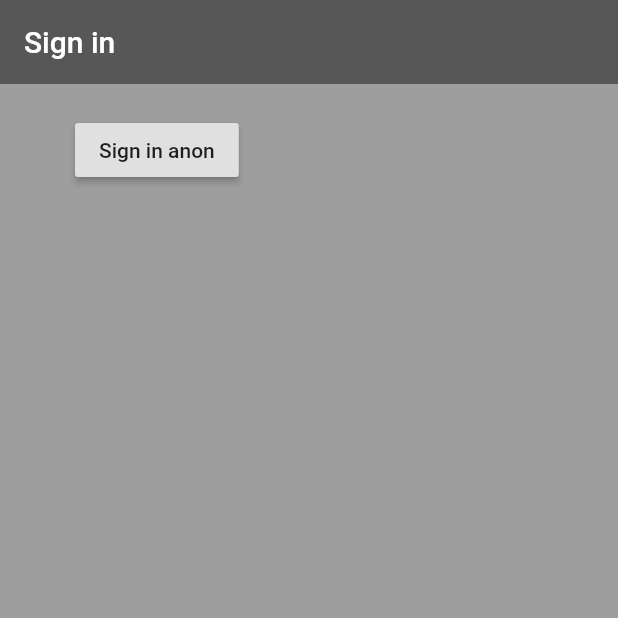
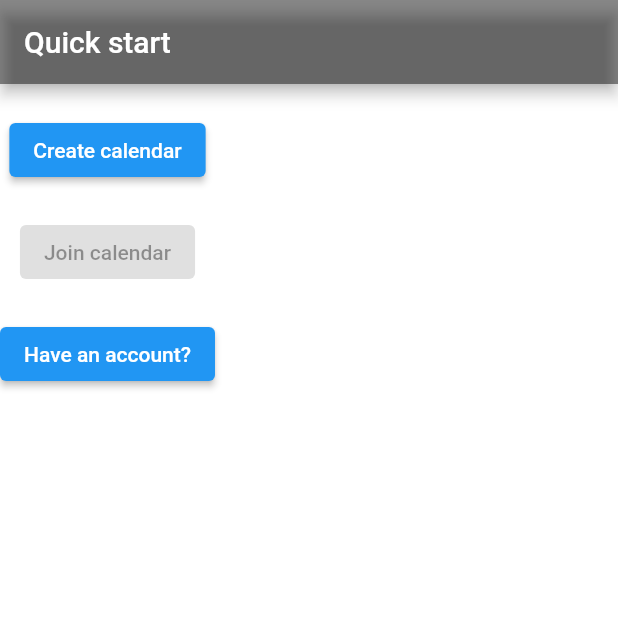
Before and after one commit to richardycao/blok_p1, a Flutter app: the screen it shows after launch, on a phone screen of 412 x 824 dp, the top half of it. Run offline on Flutter 3.47's test engine with Material 2 defaults, Android fonts, the phone set to English and light mode, and no system bars; our stand-ins replace firebase_auth; accounts and stored records are empty.

Commit message:
Added (with terrible UI) quick start, quick create calendar, home page, and sign in page

```diff
--- a/lib/main.dart
+++ b/lib/main.dart
@@ -1,5 +1,8 @@
+import 'package:blok_p1/models/user.dart';
 import 'package:blok_p1/screens/wrapper.dart';
+import 'package:blok_p1/services/auth.dart';
 import 'package:flutter/material.dart';
+import 'package:provider/provider.dart';
 
 void main() {
   runApp(MyApp());
@@ -9,8 +12,11 @@ class MyApp extends StatelessWidget {
   // This widget is the root of your application.
   @override
   Widget build(BuildContext context) {
-    return MaterialApp(
-      home: Wrapper(),
+    return StreamProvider<User>.value(
+      value: AuthService().user,
+      child: MaterialApp(
+        home: Wrapper(),
+      ),
     );
   }
 }
--- /dev/null
+++ b/lib/models/calendar.dart
@@ -0,0 +1,5 @@
+class Calendar {
+  final String calendarId;
+
+  Calendar({this.calendarId});
+}
--- /dev/null
+++ b/lib/models/user.dart
@@ -0,0 +1,5 @@
+class User {
+  final String userId;
+
+  User({this.userId});
+}
--- a/lib/screens/authenticate/sign_in.dart
+++ b/lib/screens/authenticate/sign_in.dart
@@ -12,27 +12,29 @@ class _SignInState extends State<SignIn> {
   @override
   Widget build(BuildContext context) {
     return Scaffold(
-      backgroundColor: Colors.grey,
+      backgroundColor: Colors.white,
       appBar: AppBar(
         backgroundColor: Colors.black45,
         elevation: 0.0,
-        title: Text('Sign in'),
+        title: Text('Sign in with email'),
       ),
       body: Container(
-        padding: EdgeInsets.symmetric(vertical: 20.0, horizontal: 50.0),
-        child: RaisedButton(
-          child: Text('Sign in anon'),
-          onPressed: () async {
-            dynamic result = await _auth.signInAnon();
-            if (result == null) {
-              print('Error signing in.');
-            } else {
-              print('Signed in');
-              print(result);
-            }
-          },
-        ),
-      ),
+          padding: EdgeInsets.symmetric(vertical: 20.0, horizontal: 50.0),
+          child: Text('sign in (placeholder)')
+          // child: RaisedButton(
+          //   child: Text('Sign in with credentials'),
+          //   onPressed: () async {
+          //     dynamic result = await _auth.signInAnon();
+          //     if (result == null) {
+          //       print('Error signing in.');
+          //     } else {
+          //       print('Signed in');
+          //       print(result.userId);
+          //       Navigator.pop(context);
+          //     }
+          //   },
+          // ),
+          ),
     );
   }
 }
--- /dev/null
+++ b/lib/screens/quick_start/quick_start.dart
@@ -0,0 +1,55 @@
+import 'package:blok_p1/screens/authenticate/authenticate.dart';
+import 'package:blok_p1/screens/quick_create_calendar.dart';
+import 'package:blok_p1/services/auth.dart';
+import 'package:flutter/material.dart';
+
+class QuickStart extends StatelessWidget {
+  @override
+  Widget build(BuildContext context) {
+    return Scaffold(
+      backgroundColor: Colors.white,
+      appBar: AppBar(
+        title: Text('Quick start'),
+        backgroundColor: Colors.black45,
+      ),
+      body: Column(
+        children: [
+          SizedBox(
+            height: 20.0,
+          ),
+          ElevatedButton(
+              onPressed: () async {
+                // TODO: sign in with anon after quick create is finished so the
+                // user isn't taken to the home screen if they press the back
+                // button.
+                // dynamic result = await _auth.signInAnon();
+                // if (result == null) {
+                //   print('Error signing in as anon');
+                // }
+                Navigator.push(
+                  context,
+                  MaterialPageRoute(
+                      builder: (context) => QuickCreateCalendar()),
+                );
+              },
+              child: Text('Create calendar')),
+          SizedBox(
+            height: 20.0,
+          ),
+          ElevatedButton(onPressed: null, child: Text('Join calendar')),
+          SizedBox(
+            height: 20.0,
+          ),
+          ElevatedButton(
+              onPressed: () {
+                Navigator.push(
+                  context,
+                  MaterialPageRoute(builder: (context) => Authenticate()),
+                );
+              },
+              child: Text('Have an account?')),
+        ],
+      ),
+    );
+  }
+}
--- a/lib/screens/wrapper.dart
+++ b/lib/screens/wrapper.dart
@@ -1,11 +1,14 @@
-import 'package:blok_p1/screens/authenticate/authenticate.dart';
+import 'package:blok_p1/models/user.dart';
 import 'package:blok_p1/screens/home/home.dart';
+import 'package:blok_p1/screens/quick_start/quick_start.dart';
 import 'package:flutter/material.dart';
+import 'package:provider/provider.dart';
 
 class Wrapper extends StatelessWidget {
   @override
   Widget build(BuildContext context) {
-    // return either Home or Authenticate widget
-    return Authenticate();
+    final User user = Provider.of<User>(context);
+
+    return user == null ? QuickStart() : Home();
   }
 }
--- a/pubspec.yaml
+++ b/pubspec.yaml
@@ -29,6 +29,8 @@ dependencies:
   firebase_analytics: ^5.0.2
   firebase_auth: ^0.14.0+5
   cloud_firestore: ^0.12.9+5
+
+  provider: ^4.3.2+3
 
 dev_dependencies:
   flutter_test:
```
Also changed, not shown: lib/screens/home/home.dart (+18 -2 lines), lib/screens/quick_create_calendar.dart (added, +30 -0 lines), lib/services/auth.dart (+21 -3 lines), pubspec.lock, 2 other files.
